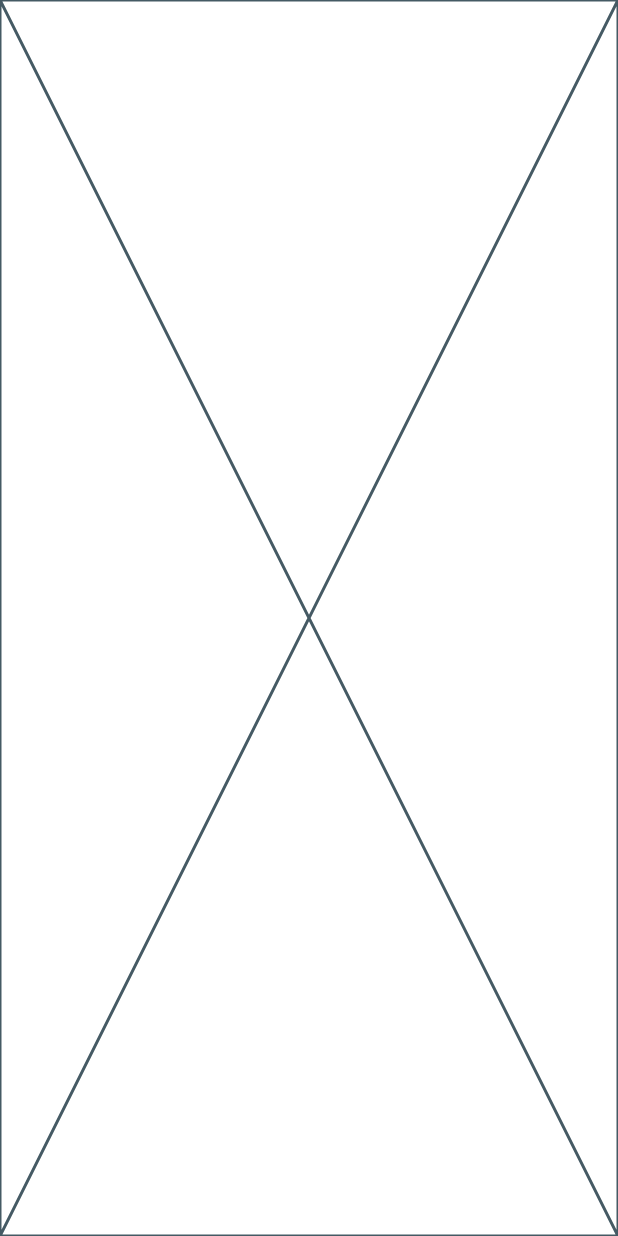
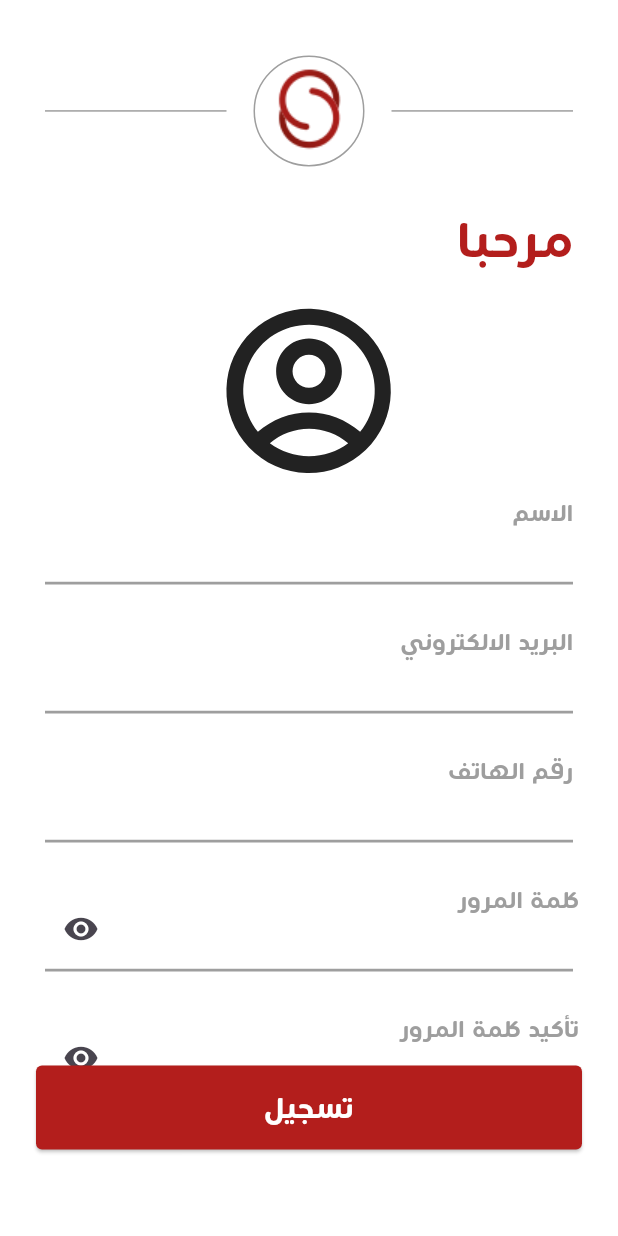
Before and after one commit to AmmarZeineh/swift-mobile-app, a Flutter app: the SellerSignupView screen opened by its route, on a phone screen of 412 x 824 dp. Run offline on Flutter 3.47's test engine with Material 3 defaults, Android fonts, the phone set to English and light mode, and no system bars; our stand-ins replace flutter_screenutil, flutter_svg, image_picker.

Commit message:
seller signup view ui done with creating app icons and logo

```diff
--- a/lib/core/utils/app_images.dart
+++ b/lib/core/utils/app_images.dart
@@ -9,4 +9,12 @@ class Assets {
   /// Assets for imagesOnboardingDelivery
   /// assets/images/onboarding_delivery.svg
   static const String imagesOnboardingDelivery = "assets/images/onboarding_delivery.svg";
+
+  /// Assets for imagesProfileIcon
+  /// assets/images/profile_icon.svg
+  static const String imagesProfileIcon = "assets/images/profile_icon.svg";
+
+  /// Assets for imagesSwiftLogoIcon23
+  /// assets/images/swift_logo_icon_23.png
+  static const String imagesSwiftLogoIcon23 = "assets/images/swift_logo_icon_23.png";
 }
--- /dev/null
+++ b/lib/core/widgets/custom_text_form_field.dart
@@ -0,0 +1,67 @@
+import 'package:flutter/material.dart';
+import 'package:swift_mobile_app/core/utils/app_font_styles.dart';
+
+class CustomFormTextField extends StatelessWidget {
+  const CustomFormTextField({
+    super.key,
+    required this.title,
+    required this.textInputType,
+    this.prefixIcon,
+    this.onSaved,
+    this.obscureText = false,
+    this.maxLines = 1,
+  });
+  final String title;
+  final TextInputType textInputType;
+  final Widget? prefixIcon;
+  final void Function(String?)? onSaved;
+  final bool obscureText;
+  final int maxLines;
+  @override
+  Widget build(BuildContext context) {
+    return TextFormField(
+      maxLines: maxLines,
+      textDirection: TextDirection.rtl,
+      style: const TextStyle(color: Colors.black),
+      obscureText: obscureText,
+      onSaved: onSaved,
+      validator: (value) {
+        if (value!.isEmpty) {
+          return 'هذا الحقل مطلوب';
+        }
+        return null;
+      },
+      keyboardType: textInputType,
+
+      decoration: InputDecoration(
+        hintTextDirection: TextDirection.rtl,
+        prefixIcon: prefixIcon,
+        border: buildBorder(),
+        focusedBorder: buildBorder(),
+        enabledBorder: buildBorder(),
+        label: Row(
+          children: [
+            Expanded(
+              child: Column(
+                crossAxisAlignment: CrossAxisAlignment.end,
+                children: [
+                  Text(
+                    title,
+                    style: AppTextStyles.w400_14.copyWith(color: Colors.grey),
+                  ),
+                  SizedBox(height: 40),
+                ],
+              ),
+            ),
+          ],
+        ),
+      ),
+    );
+  }
+
+  UnderlineInputBorder buildBorder() {
+    return UnderlineInputBorder(
+      borderSide: BorderSide(color: Colors.grey, width: 1.8),
+    );
+  }
+}
--- a/lib/features/seller/auth/presentation/views/seller_signup_view.dart
+++ b/lib/features/seller/auth/presentation/views/seller_signup_view.dart
@@ -6,6 +6,6 @@ class SellerSignupView extends StatelessWidget {
   static const routeName = 'seller-signup-view';
   @override
   Widget build(BuildContext context) {
-    return Scaffold(body: SellerSignupViewBody());
+    return Scaffold(body: SafeArea(child: SellerSignupViewBody()));
   }
 }
--- /dev/null
+++ b/lib/features/seller/auth/presentation/views/widgets/custom_header.dart
@@ -0,0 +1,29 @@
+import 'package:flutter/material.dart';
+import 'package:swift_mobile_app/core/utils/app_images.dart';
+
+class CustomHeader extends StatelessWidget {
+  const CustomHeader({super.key});
+
+  @override
+  Widget build(BuildContext context) {
+    return Row(
+      children: [
+        Expanded(child: Divider(thickness: 1, color: Colors.grey, height: 1)),
+        SizedBox(width: 18),
+        Container(
+          decoration: BoxDecoration(
+            border: Border.all(color: Colors.grey),
+            shape: BoxShape.circle,
+          ),
+          child: Padding(
+            padding: const EdgeInsets.all(10.0),
+            child: Image.asset(Assets.imagesSwiftLogoIcon23),
+          ),
+        ),
+        SizedBox(width: 18),
+
+        Expanded(child: Divider(thickness: 1, color: Colors.grey, height: 1)),
+      ],
+    );
+  }
+}
--- /dev/null
+++ b/lib/features/seller/auth/presentation/views/widgets/image_picker_container.dart
@@ -0,0 +1,47 @@
+import 'dart:io';
+
+import 'package:flutter/material.dart';
+import 'package:flutter_screenutil/flutter_screenutil.dart';
+import 'package:flutter_svg/svg.dart';
+import 'package:image_picker/image_picker.dart';
+import 'package:swift_mobile_app/core/utils/app_images.dart';
+
+class ImagePickerContainer extends StatefulWidget {
+  const ImagePickerContainer({super.key, required this.onChanged});
+  final ValueChanged<File?> onChanged;
+  @override
+  State<ImagePickerContainer> createState() => _ImagePickerContainerState();
+}
+
+class _ImagePickerContainerState extends State<ImagePickerContainer> {
+  File? imageFile;
+  @override
+  Widget build(BuildContext context) {
+    return GestureDetector(
+      onTap: () async {
+        final ImagePicker picker = ImagePicker();
+        // Pick an image.
+        final XFile? image = await picker.pickImage(
+          source: ImageSource.gallery,
+        );
+        if (image != null) {
+          imageFile = File(image.path);
+          widget.onChanged(imageFile!);
+
+          setState(() {});
+        } else {}
+      },
+      child: ClipOval(
+        child: Container(
+          height: 150.h,
+          width: 150.w,
+          decoration: const BoxDecoration(shape: BoxShape.circle),
+          child:
+              imageFile == null
+                  ? FittedBox(child: SvgPicture.asset(Assets.imagesProfileIcon))
+                  : Image.file(imageFile!),
+        ),
+      ),
+    );
+  }
+}
--- a/lib/features/seller/auth/presentation/views/widgets/seller_signup_view_body.dart
+++ b/lib/features/seller/auth/presentation/views/widgets/seller_signup_view_body.dart
@@ -1,10 +1,22 @@
 import 'package:flutter/material.dart';
+import 'package:swift_mobile_app/core/widgets/custom_elevated_button.dart';
+import 'package:swift_mobile_app/features/seller/auth/presentation/views/widgets/signup_seller_form.dart';
 
 class SellerSignupViewBody extends StatelessWidget {
   const SellerSignupViewBody({super.key});
 
   @override
   Widget build(BuildContext context) {
-    return const Placeholder();
+    return SingleChildScrollView(
+      child: Column(
+        children: [
+          SignupSellerForm(),
+          Padding(
+            padding: const EdgeInsets.symmetric(horizontal: 24),
+            child: CustomElevatedButton(title: 'تسجيل', onPressed: () {}),
+          ),
+        ],
+      ),
+    );
   }
 }
--- /dev/null
+++ b/lib/features/seller/auth/presentation/views/widgets/signup_seller_form.dart
@@ -0,0 +1,77 @@
+import 'package:flutter/material.dart';
+import 'package:flutter_screenutil/flutter_screenutil.dart';
+import 'package:swift_mobile_app/core/utils/app_colors.dart';
+import 'package:swift_mobile_app/core/utils/app_font_styles.dart';
+import 'package:swift_mobile_app/core/widgets/custom_text_form_field.dart';
+import 'package:swift_mobile_app/features/seller/auth/presentation/views/widgets/custom_header.dart';
+import 'package:swift_mobile_app/features/seller/auth/presentation/views/widgets/image_picker_container.dart';
+
+class SignupSellerForm extends StatelessWidget {
+  const SignupSellerForm({super.key});
+
+  @override
+  Widget build(BuildContext context) {
+    return SizedBox(
+      height: 700.h,
+      child: SingleChildScrollView(
+        child: Padding(
+          padding: const EdgeInsets.symmetric(horizontal: 30),
+          child: Column(
+            crossAxisAlignment: CrossAxisAlignment.end,
+            children: [
+              SizedBox(height: 30.h),
+              CustomHeader(),
+              SizedBox(height: 20),
+              Text(
+                'مرحبا',
+                style: AppTextStyles.w700_30.copyWith(
+                  color: AppColors.primaryColor,
+                ),
+              ),
+              Center(child: ImagePickerContainer(onChanged: (image) {})),
+              CustomFormTextField(
+                title: 'الاسم',
+                textInputType: TextInputType.text,
+              ),
+              SizedBox(height: 30),
+              CustomFormTextField(
+                title: 'البريد الالكتروني',
+                textInputType: TextInputType.emailAddress,
+              ),
+              SizedBox(height: 30),
+              CustomFormTextField(
+                title: 'رقم الهاتف',
+                textInputType: TextInputType.number,
+              ),
+              SizedBox(height: 30),
+              CustomFormTextField(
+                prefixIcon: Icon(Icons.visibility),
+                obscureText: true,
+                title: 'كلمة المرور',
+                textInputType: TextInputType.text,
+              ),
+              SizedBox(height: 30),
+              CustomFormTextField(
+                prefixIcon: Icon(Icons.visibility),
+                obscureText: true,
+                title: 'تأكيد كلمة المرور',
+                textInputType: TextInputType.text,
+              ),
+              SizedBox(height: 30),
+              CustomFormTextField(
+                title: 'اسم متجرك',
+                textInputType: TextInputType.text,
+              ),
+              SizedBox(height: 30),
+              CustomFormTextField(
+                title: 'عنوان متجرك بالتفصيل',
+                textInputType: TextInputType.text,
+              ),
+              SizedBox(height: 30),
+            ],
+          ),
+        ),
+      ),
+    );
+  }
+}
```
Also changed, not shown: pubspec.yaml (+19 -0 lines), assets/images/profile_icon.svg (added), assets/images/swift_logo_icon_23.png (added), pubspec.lock, 48 other files.
